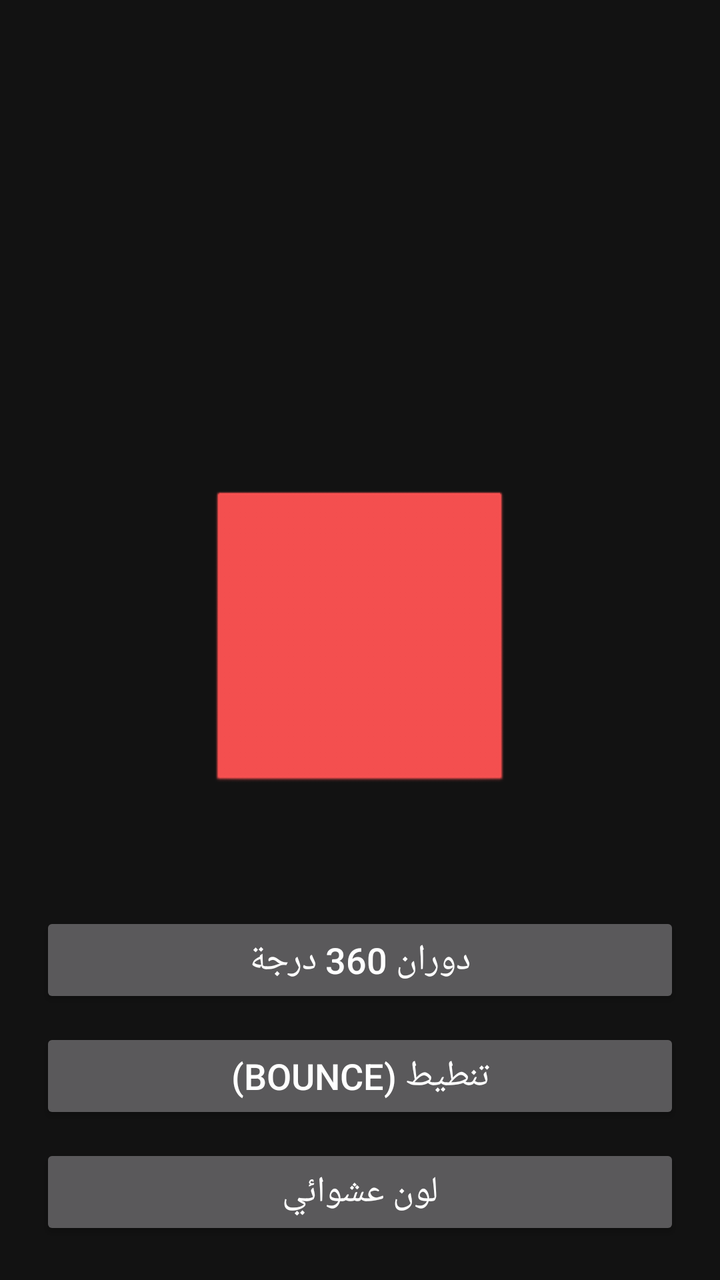
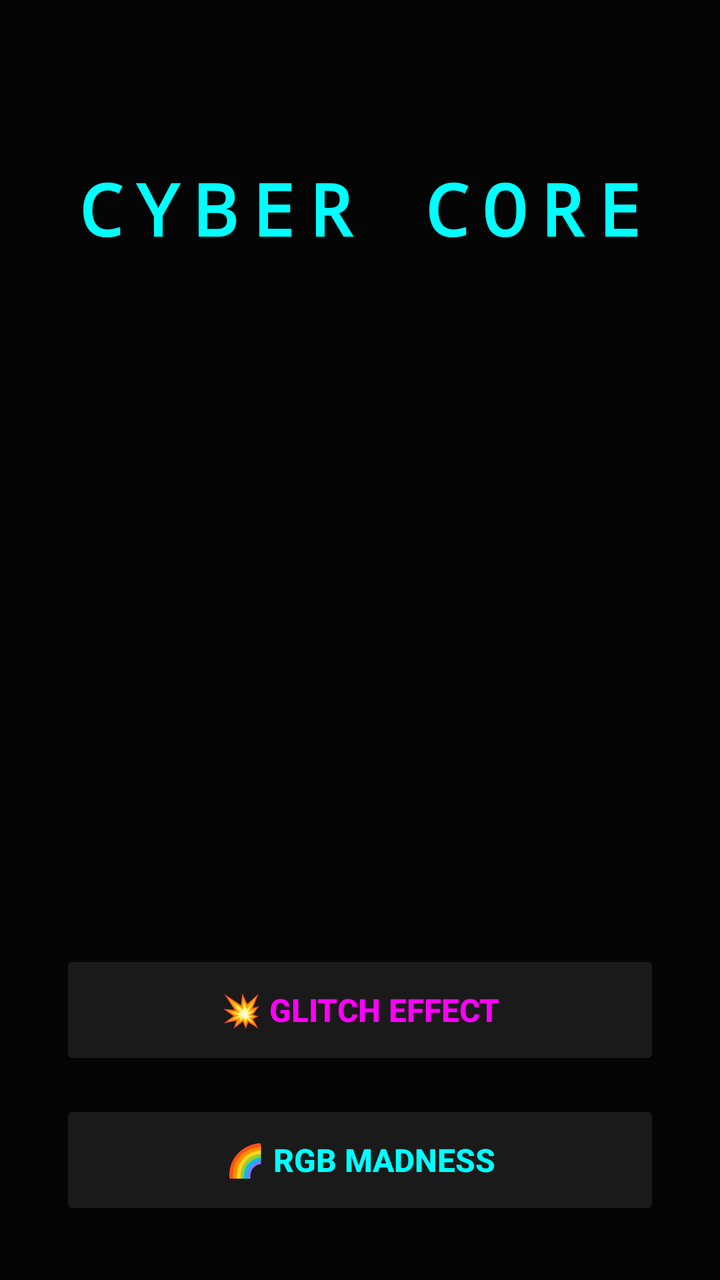

Compare the two renders of this Android layout. The source of the first and the diff that turns it into the second are given below.
<!-- AndroidManifest.xml: application theme android:Theme.Material.NoActionBar -->
<!-- res/layout/activity_main.xml -->
<?xml version="1.0" encoding="utf-8"?>
<RelativeLayout xmlns:android="http://schemas.android.com/apk/res/android"
    android:layout_width="match_parent"
    android:layout_height="match_parent"
    android:background="#121212"> 

    
    <View
        android:id="@+id/magicBall"
        android:layout_width="150dp"
        android:layout_height="150dp"
        android:layout_centerInParent="true"
        android:backgroundTint="#FF5252"
        android:elevation="20dp"
        android:background="@android:drawable/btn_default" /> 

    
    <LinearLayout
        android:layout_width="match_parent"
        android:layout_height="wrap_content"
        android:layout_alignParentBottom="true"
        android:layout_margin="20dp"
        android:orientation="vertical">

        <Button
            android:id="@+id/btnRotate"
            android:layout_width="match_parent"
            android:layout_height="wrap_content"
            android:text="دوران 360 درجة"
            android:textSize="18sp"
            android:layout_marginBottom="10dp"/>

        <Button
            android:id="@+id/btnBounce"
            android:layout_width="match_parent"
            android:layout_height="wrap_content"
            android:text="تنطيط (Bounce)"
            android:textSize="18sp"
            android:layout_marginBottom="10dp"/>

        <Button
            android:id="@+id/btnColor"
            android:layout_width="match_parent"
            android:layout_height="wrap_content"
            android:text="لون عشوائي"
            android:textSize="18sp"/>
    </LinearLayout>

</RelativeLayout>
<!-- resources referenced by this layout -->
<resources>

</resources>

<!-- the commit's change to res/layout/activity_main.xml (unified diff, before → after) -->
@@ -1,49 +1,59 @@
 <?xml version="1.0" encoding="utf-8"?>
 <RelativeLayout xmlns:android="http://schemas.android.com/apk/res/android"
+    android:id="@+id/rootLayout"
     android:layout_width="match_parent"
     android:layout_height="match_parent"
-    android:background="#121212"> 
+    android:background="#050505"> 
+
+    
+    <TextView
+        android:id="@+id/tvTitle"
+        android:layout_width="wrap_content"
+        android:layout_height="wrap_content"
+        android:layout_centerHorizontal="true"
+        android:layout_marginTop="80dp"
+        android:text="CYBER CORE"
+        android:textColor="#00FFFF"
+        android:textSize="36sp"
+        android:textStyle="bold"
+        android:fontFamily="monospace"
+        android:letterSpacing="0.2" />
 
     
     <View
-        android:id="@+id/magicBall"
+        android:id="@+id/neonCore"
         android:layout_width="150dp"
         android:layout_height="150dp"
-        android:layout_centerInParent="true"
-        android:backgroundTint="#FF5252"
-        android:elevation="20dp"
-        android:background="@android:drawable/btn_default" /> 
+        android:layout_centerInParent="true" />
 
     
     <LinearLayout
         android:layout_width="match_parent"
         android:layout_height="wrap_content"
         android:layout_alignParentBottom="true"
-        android:layout_margin="20dp"
+        android:layout_margin="30dp"
         android:orientation="vertical">
 
         <Button
-            android:id="@+id/btnRotate"
+            android:id="@+id/btnGlitch"
             android:layout_width="match_parent"
-            android:layout_height="wrap_content"
-            android:text="دوران 360 درجة"
-            android:textSize="18sp"
-            android:layout_marginBottom="10dp"/>
+            android:layout_height="60dp"
+            android:layout_marginBottom="15dp"
+            android:backgroundTint="#1A1A1A"
+            android:text="💥 GLITCH EFFECT"
+            android:textColor="#FF00FF"
+            android:textStyle="bold"
+            android:textSize="16sp" />
 
         <Button
-            android:id="@+id/btnBounce"
+            android:id="@+id/btnRgb"
             android:layout_width="match_parent"
-            android:layout_height="wrap_content"
-            android:text="تنطيط (Bounce)"
-            android:textSize="18sp"
-            android:layout_marginBottom="10dp"/>
-
-        <Button
-            android:id="@+id/btnColor"
-            android:layout_width="match_parent"
-            android:layout_height="wrap_content"
-            android:text="لون عشوائي"
-            android:textSize="18sp"/>
+            android:layout_height="60dp"
+            android:backgroundTint="#1A1A1A"
+            android:text="🌈 RGB MADNESS"
+            android:textColor="#00FFFF"
+            android:textStyle="bold"
+            android:textSize="16sp" />
     </LinearLayout>
 
 </RelativeLayout>
